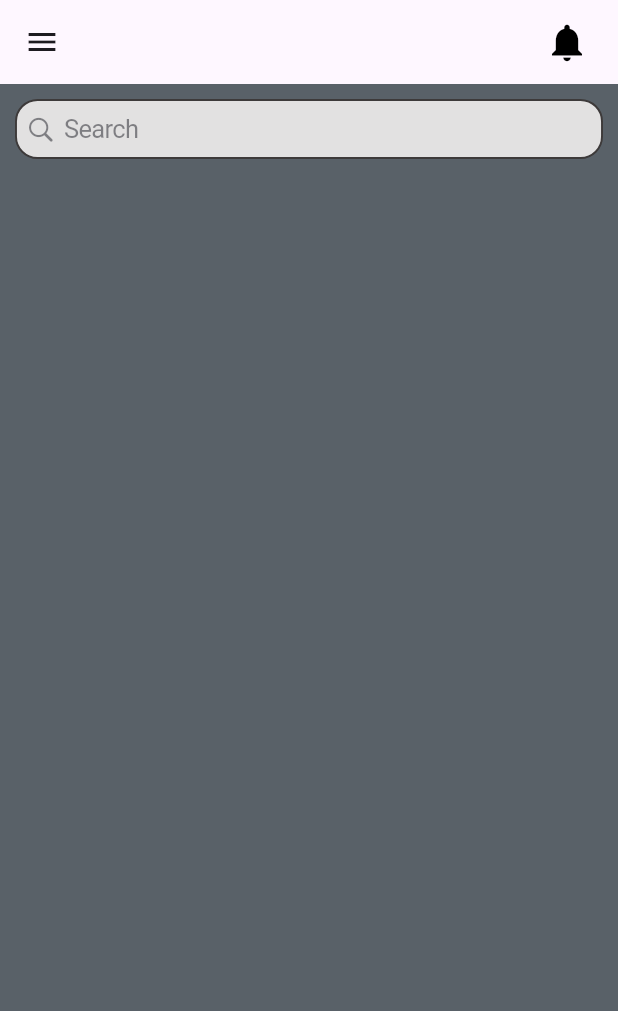
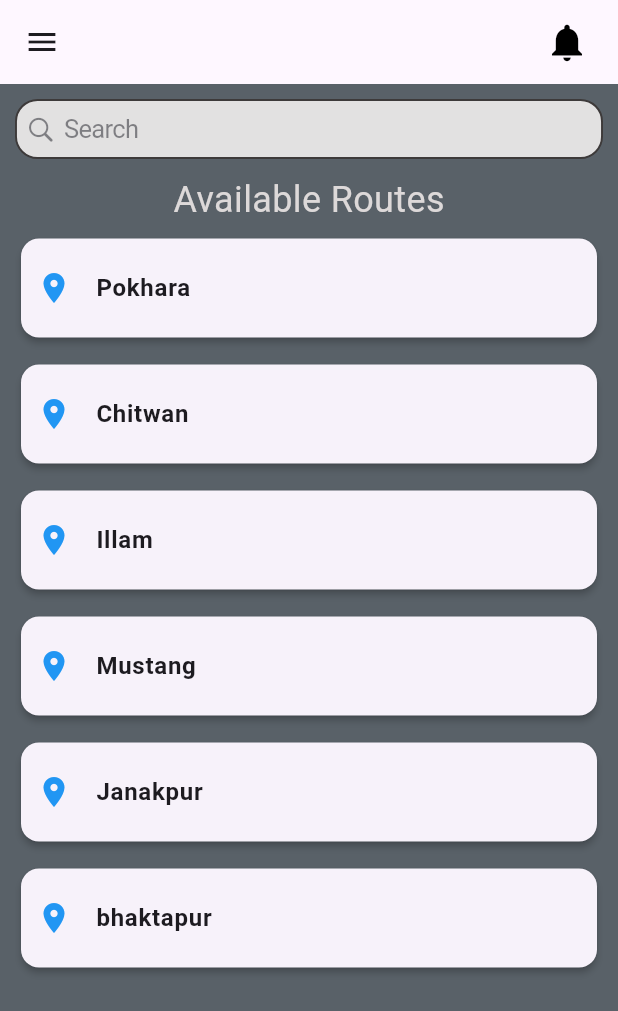
Before and after one commit to Maneek-afk/Yaatra, a Flutter app: the SearchResultsPage screen opened by its route, on a phone screen of 412 x 824 dp. Shown: the top 1011 px of the screen. Run offline on Flutter 3.47's test engine with Material 3 defaults, Android fonts, the phone set to English and light mode, and no system bars; our stand-ins replace cloud_firestore, firebase_auth, firebase_core; accounts and stored records are empty.

Commit message:
final changes

```diff
--- a/lib/main.dart
+++ b/lib/main.dart
@@ -32,7 +32,7 @@ class MyApp extends StatelessWidget {
         // '':(context)=>   SigninPage(),
         'aboutus':(context)=>  const AboutusPage(),
         'home':(context)=>  const HomePage(),
-        'search':(context)=>  const SearchResultsPage(),
+        'search':(context)=>   SearchResultsPage(),
         'help':(context)=>  const HelpPage(),
         'notification':(context)=>   NotifiPage(),
         'sigin':(context)=>   SigninPage(),
--- a/lib/pages/Home_page.dart
+++ b/lib/pages/Home_page.dart
@@ -46,19 +46,19 @@ class _HomePageState extends State<HomePage> {
           ),
 
            SliverToBoxAdapter(
-            child: Scrollables(imageAsset: 'lib/images/pokhara.jpg',cityName: 'Pokhara2',)
+            child: Scrollables(imageAsset: 'lib/images/chitwan.jpg',cityName: 'Chitwan',)
           ),
 
            SliverToBoxAdapter(
-            child: Scrollables(imageAsset: 'lib/images/pokhara.jpg',cityName: 'Pokhara3',)
+            child: Scrollables(imageAsset: 'lib/images/Ilam_a.jpg',cityName: 'Illam',)
           ),
 
            SliverToBoxAdapter(
-            child: Scrollables(imageAsset: 'lib/images/pokhara.jpg',cityName: 'Pokhara4',)
+            child: Scrollables(imageAsset: 'lib/images/mustang.jpg',cityName: 'Mustang',)
           ),
 
            SliverToBoxAdapter(
-            child: Scrollables(imageAsset: 'lib/images/pokhara.jpg',cityName: 'Pokhara5',)
+            child: Scrollables(imageAsset: 'lib/images/janakpur.jpg',cityName: 'Janakpur',)
           ),
 
 
--- a/lib/pages/SearchResultPage.dart
+++ b/lib/pages/SearchResultPage.dart
@@ -1,49 +1,120 @@
 import 'package:bus/components/MyAppbar.dart';
 import 'package:bus/components/Side_menu.dart';
+import 'package:bus/pages/SearchBookPage.dart';
 import 'package:flutter/cupertino.dart';
 import 'package:flutter/material.dart';
 
 class SearchResultsPage extends StatefulWidget {
-  const SearchResultsPage({super.key});
+  SearchResultsPage({super.key});
+  final List<String> places = [
+    'Pokhara',
+    'Chitwan',
+    'Illam',
+    'Mustang',
+    'Janakpur',
+    'bhaktapur'
+  ];
 
   @override
   State<SearchResultsPage> createState() => _SearchResultsPageState();
 }
 
 class _SearchResultsPageState extends State<SearchResultsPage> {
- final TextEditingController _textController = TextEditingController();
+  final TextEditingController _textController = TextEditingController();
+  List<String> _filteredPlaces = [];
+
+  @override
+  void initState() {
+    super.initState();
+    _filteredPlaces = widget.places;
+  }
+
+  void _filterPlaces(String query) {
+    setState(() {
+      if (query.isEmpty) {
+        _filteredPlaces = widget.places;
+      } else {
+        _filteredPlaces = widget.places
+            .where((place) => place.toLowerCase().contains(query.toLowerCase()))
+            .toList();
+      }
+    });
+  }
+
   @override
   Widget build(BuildContext context) {
     return Scaffold(
-      backgroundColor: const  Color.fromARGB(255, 89, 97, 104),
-
-      appBar: const PreferredSize(preferredSize :Size.fromHeight(kToolbarHeight) , child: MyAppBar()),
+      backgroundColor: const Color.fromARGB(255, 89, 97, 104),
+      appBar: const PreferredSize(
+          preferredSize: Size.fromHeight(kToolbarHeight), child: MyAppBar()),
       drawer: const SideMenu(),
-
       body: Column(
         children: [
           Padding(
-            padding: const EdgeInsets.only(top: 10,left: 10,right: 10),
-            child:   SizedBox(
+            padding: const EdgeInsets.only(top: 10, left: 10, right: 10),
+            child: SizedBox(
               height: 40,
               child: CupertinoSearchTextField(
-                decoration:  BoxDecoration(
+                decoration: BoxDecoration(
                   color: Color.fromARGB(255, 226, 225, 225),
                   border: Border.all(
                     color: Color.fromARGB(255, 61, 58, 58),
-                    width: 1.3
+                    width: 1.3,
                   ),
-                  borderRadius: BorderRadius.circular(15.0)
+                  borderRadius: BorderRadius.circular(15.0),
                 ),
                 controller: _textController,
                 onSubmitted: (String value) {
-
-                 print(value);
+                  _filterPlaces(value);
+                },
+                onChanged: (String value) {
+                  _filterPlaces(value);
                 },
               ),
             ),
           ),
-        ]),
+          const SizedBox(height: 10,),
+          const Text("Available Routes",
+            style: TextStyle(
+              color: Color.fromARGB(255, 221, 217, 217),
+              fontSize: 24
+          ),
+          ),
+        Expanded(
+  child: ListView.builder(
+    itemCount: _filteredPlaces.length,
+    itemBuilder: (BuildContext context, int index) {
+      return GestureDetector(
+        onTap: () {
+          Navigator.push(
+            context,
+            MaterialPageRoute(
+              builder: (context) => SearchBookPage(place: _filteredPlaces[index], toController: null,),
+            ),
+          );
+        },
+        child: Padding(
+          padding: const EdgeInsets.symmetric(vertical: 5, horizontal: 10),
+          child: Card(
+            elevation: 2,
+            child: ListTile(
+              contentPadding: const EdgeInsets.symmetric(vertical: 5, horizontal: 10),
+              leading: Icon(Icons.location_on, color: Colors.blue),
+              title: Text(
+                _filteredPlaces[index],
+                style: TextStyle(fontWeight: FontWeight.bold, fontSize: 16),
+              ),
+            ),
+          ),
+        ),
+      );
+    },
+  ),
+),
+
+
+        ],
+      ),
     );
   }
 }
```
Also changed, not shown: lib/pages/SearchBookPage.dart (added, +127 -0 lines), lib/images/Illam.jpg (added), lib/images/chitwan.jpg (added), lib/images/janakpur.jpg (added), lib/images/mustang.jpg (added), 1 other file.
